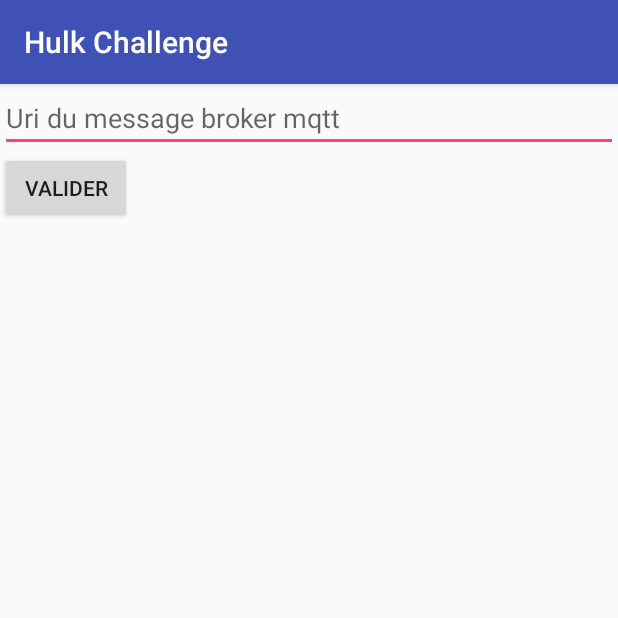
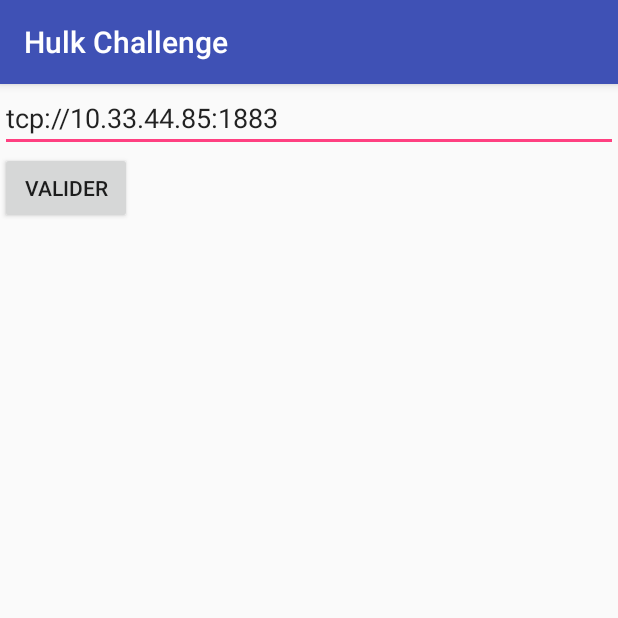
Before and after one commit to hulk-devfest2017/app-mobile, an Android app: the SettingsActivity screen opened directly, with no data from a screen before it, on a phone screen of 412 x 824 dp, the top half of it. Run offline under Robolectric (Android 15) with nearby library versions, the phone set to English and light mode, and no system bars.

Commit message:
on repasse sur du text pour les settings afin de faciliter la saisie

```diff
--- a/app/src/main/res/layout/activity_settings.xml
+++ b/app/src/main/res/layout/activity_settings.xml
@@ -9,7 +9,7 @@
     <EditText
         android:layout_width="match_parent"
         android:layout_height="wrap_content"
-        android:hint="@string/mqttUri"
+        android:text="@string/mqttUri"
         android:id="@+id/mqttUriText"/>
     <Button
         android:layout_width="wrap_content"
--- a/app/src/main/res/values/strings.xml
+++ b/app/src/main/res/values/strings.xml
@@ -14,6 +14,6 @@
     <string name="launch">Lancer le jeu</string>
     <string name="cancel">Annuler</string>
     <string name="title_activity_main">MainActivity</string>
-    <string name="mqttUri">Uri du message broker mqtt</string>
+    <string name="mqttUri">tcp://10.33.44.85:1883</string>
     <string name="submit">Valider</string>
 </resources>
```
